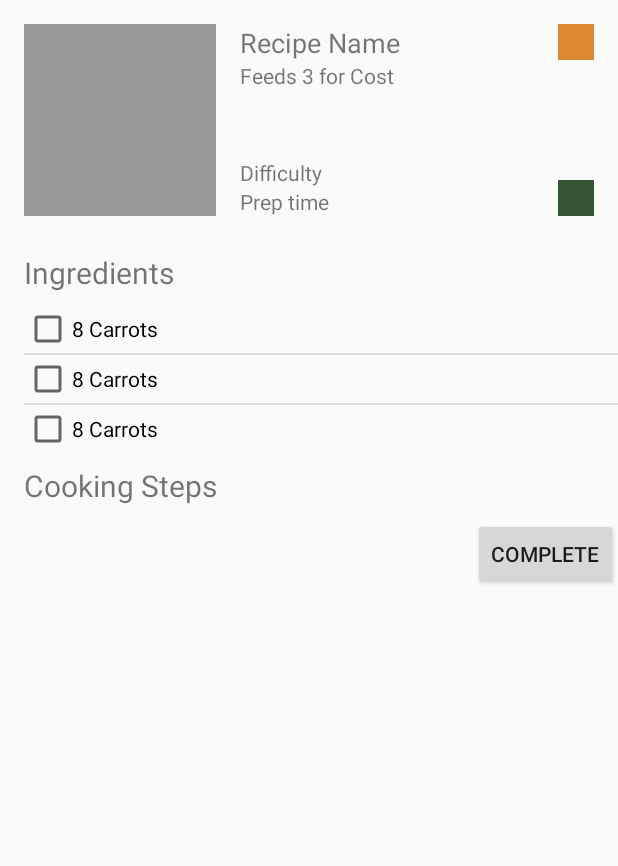
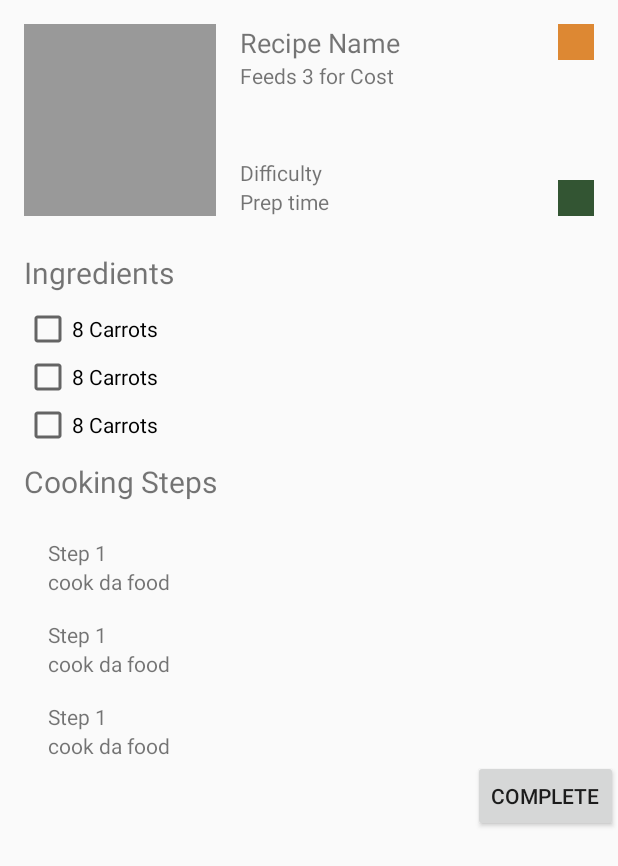
Before and after one commit to SorenAlex/CookingApp, an Android app: the layout activity_detailed_recipe.xml on its own in the app's theme, with its tools: preview values and no code run, on a phone screen of 412 x 824 dp. Shown: the top 866 px of the screen. Run offline under Robolectric (Android 15) with nearby library versions, the light colour scheme and no system bars.

Commit message:
cooking steps implemented

```diff
--- a/app/src/main/java/com/example/cookingapp/MainActivity.kt
+++ b/app/src/main/java/com/example/cookingapp/MainActivity.kt
@@ -38,6 +38,7 @@ class MainActivity : AppCompatActivity() {
             intent.putExtra("difficulty",recipe.difficulty)
             intent.putExtra("prepTimeMin",recipe.prepTimeMin)
             intent.putExtra("ingredients",recipe.ingredients)
+            intent.putExtra("steps",recipe.steps)
             startActivity(intent)
         }
     }
--- a/app/src/main/java/com/example/cookingapp/recipe/Recipe.kt
+++ b/app/src/main/java/com/example/cookingapp/recipe/Recipe.kt
@@ -20,5 +20,7 @@ data class Recipe(
 
     var isComplete: Boolean = false,
 
-    var ingredients: String = "nothing"
+    var ingredients: String = "nothing",
+
+    var steps: String = "cry/die"
 )
--- a/app/src/main/res/layout/activity_detailed_recipe.xml
+++ b/app/src/main/res/layout/activity_detailed_recipe.xml
@@ -4,50 +4,56 @@
     android:fillViewport="true"
     android:layout_width="match_parent"
     android:layout_height="match_parent">
+
     <LinearLayout
-        android:orientation="vertical"
         android:layout_width="match_parent"
-        android:layout_height="match_parent">
+        android:layout_height="match_parent"
+        android:orientation="vertical">
 
         <LinearLayout
-            android:orientation="horizontal"
             android:layout_width="match_parent"
-            android:layout_height="wrap_content">
+            android:layout_height="wrap_content"
+            android:orientation="horizontal">
+
             <ImageView
                 android:layout_width="128dp"
                 android:layout_height="128dp"
                 android:layout_margin="16dp"
-                android:background="#999"/>
+                android:background="#999" />
 
             <LinearLayout
                 android:layout_width="0dp"
                 android:layout_height="match_parent"
                 android:layout_weight="3"
+                android:orientation="vertical"
                 android:paddingTop="16dp"
-                android:paddingBottom="16dp"
                 android:paddingRight="16dp"
-                android:orientation="vertical">
+                android:paddingBottom="16dp">
+
                 <RelativeLayout
                     android:layout_width="match_parent"
                     android:layout_height="match_parent">
+
                     <TextView
                         android:id="@+id/text_detail_recipe_name"
                         android:layout_width="wrap_content"
                         android:layout_height="wrap_content"
-                        android:textSize="18sp"
-                        android:text="Recipe Name"/>
+                        android:text="Recipe Name"
+                        android:textSize="18sp" />
+
                     <TextView
                         android:id="@+id/text_detail_recipe_desc"
                         android:layout_width="wrap_content"
                         android:layout_height="wrap_content"
                         android:layout_below="@id/text_detail_recipe_name"
-                        android:text="Feeds 3 for Cost"/>
+                        android:text="Feeds 3 for Cost" />
+
                     <TextView
                         android:id="@+id/text_detail_recipe_difficulty"
                         android:layout_width="wrap_content"
                         android:layout_height="wrap_content"
                         android:layout_above="@id/text_detail_recipe_prep_time"
-                        android:text="Difficulty"/>
+                        android:text="Difficulty" />
 
                     <TextView
                         android:id="@+id/text_detail_recipe_prep_time"
@@ -62,25 +68,27 @@
                 android:layout_width="0dp"
                 android:layout_height="match_parent"
                 android:layout_weight="1"
+                android:orientation="vertical"
                 android:paddingTop="16dp"
-                android:paddingBottom="16dp"
                 android:paddingRight="16dp"
-                android:orientation="vertical">
+                android:paddingBottom="16dp">
 
                 <RelativeLayout
                     android:layout_width="match_parent"
                     android:layout_height="match_parent">
+
                     <View
                         android:layout_width="24dp"
                         android:layout_height="24dp"
                         android:layout_alignParentRight="true"
-                        android:background="#D83"/>
+                        android:background="#D83" />
+
                     <View
                         android:layout_width="24dp"
                         android:layout_height="24dp"
+                        android:layout_alignParentRight="true"
                         android:layout_alignParentBottom="true"
-                        android:layout_alignParentRight="true"
-                        android:background="#353"/>
+                        android:background="#353" />
                 </RelativeLayout>
 
 
@@ -93,29 +101,43 @@
             android:layout_marginLeft="16dp"
             android:layout_marginTop="8dp"
             android:layout_marginBottom="8dp"
-            android:textSize="20sp"
-            android:text="Ingredients"/>
+            android:text="Ingredients"
+            android:textSize="20sp" />
 
         <ListView
             android:id="@+id/list_ingredients"
             android:layout_width="match_parent"
             android:layout_height="wrap_content"
             android:layout_marginLeft="16dp"
-            tools:listitem="@layout/ingredient_item"
-            tools:itemCount="3"/>
+            android:divider="@null"
+            android:dividerHeight="0dp"
+            tools:itemCount="3"
+            tools:listitem="@layout/ingredient_item" />
+
         <TextView
             android:layout_width="wrap_content"
             android:layout_height="wrap_content"
             android:layout_marginLeft="16dp"
             android:layout_marginTop="8dp"
             android:layout_marginBottom="8dp"
-            android:textSize="20sp"
-            android:text="Cooking Steps"/>
+            android:text="Cooking Steps"
+            android:textSize="20sp" />
+
+        <ListView
+            android:id="@+id/list_steps"
+            android:layout_width="match_parent"
+            android:layout_height="wrap_content"
+            android:layout_marginLeft="16dp"
+            android:divider="@null"
+            android:dividerHeight="0dp"
+            tools:itemCount="3"
+            tools:listitem="@layout/step_item" />
+
         <Button
             android:layout_width="wrap_content"
             android:layout_height="wrap_content"
             android:layout_gravity="right"
-            android:text="Complete"/>
+            android:text="Complete" />
 
     </LinearLayout>
 
--- /dev/null
+++ b/app/src/main/res/layout/step_item.xml
@@ -0,0 +1,21 @@
+<?xml version="1.0" encoding="utf-8"?>
+<LinearLayout xmlns:android="http://schemas.android.com/apk/res/android"
+    xmlns:tools="http://schemas.android.com/tools"
+    android:orientation="vertical"
+    android:layout_width="match_parent"
+    android:layout_height="match_parent">
+    <TextView
+        android:id="@+id/text_step_number"
+        android:layout_width="wrap_content"
+        android:layout_height="wrap_content"
+        android:layout_marginTop="16dp"
+        android:layout_marginLeft="16dp"
+        tools:text="Step 1"/>
+    <TextView
+        android:id="@+id/text_step_desc"
+        android:layout_width="wrap_content"
+        android:layout_height="wrap_content"
+        android:layout_marginLeft="16dp"
+        tools:text="cook da food"/>
+
+</LinearLayout>
```
Also changed, not shown: app/src/main/java/com/example/cookingapp/DetailedRecipeActivity.kt (+11 -1 lines), app/src/main/java/com/example/cookingapp/recipe/StepsAdapter.kt (added, +39 -0 lines).
